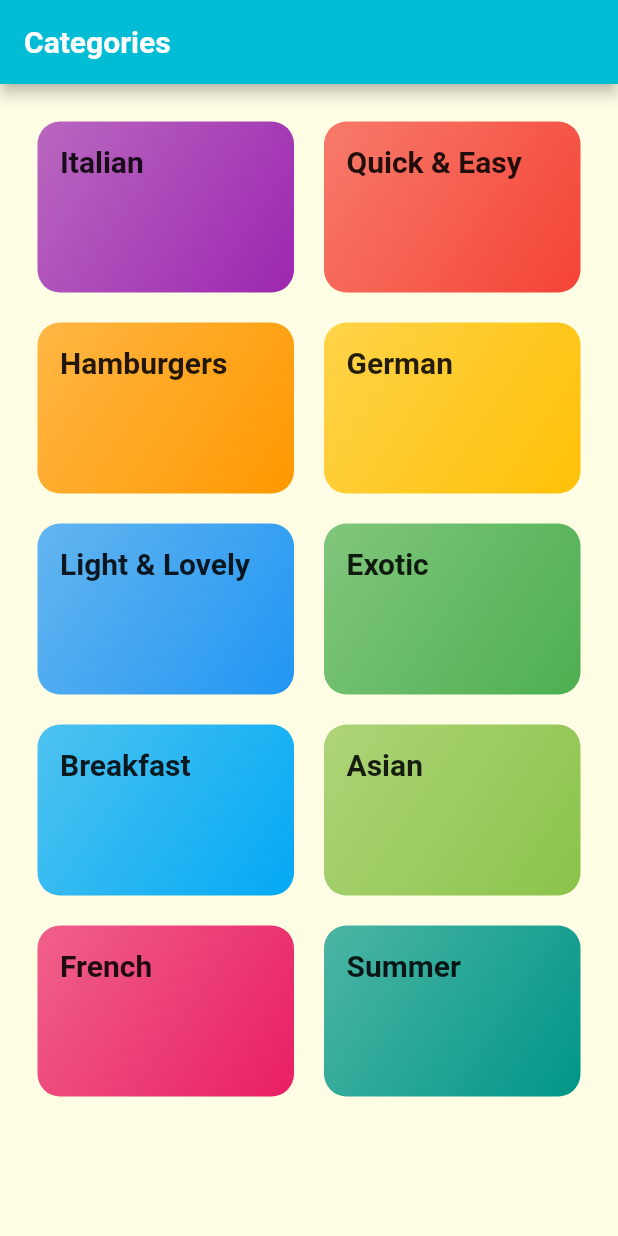
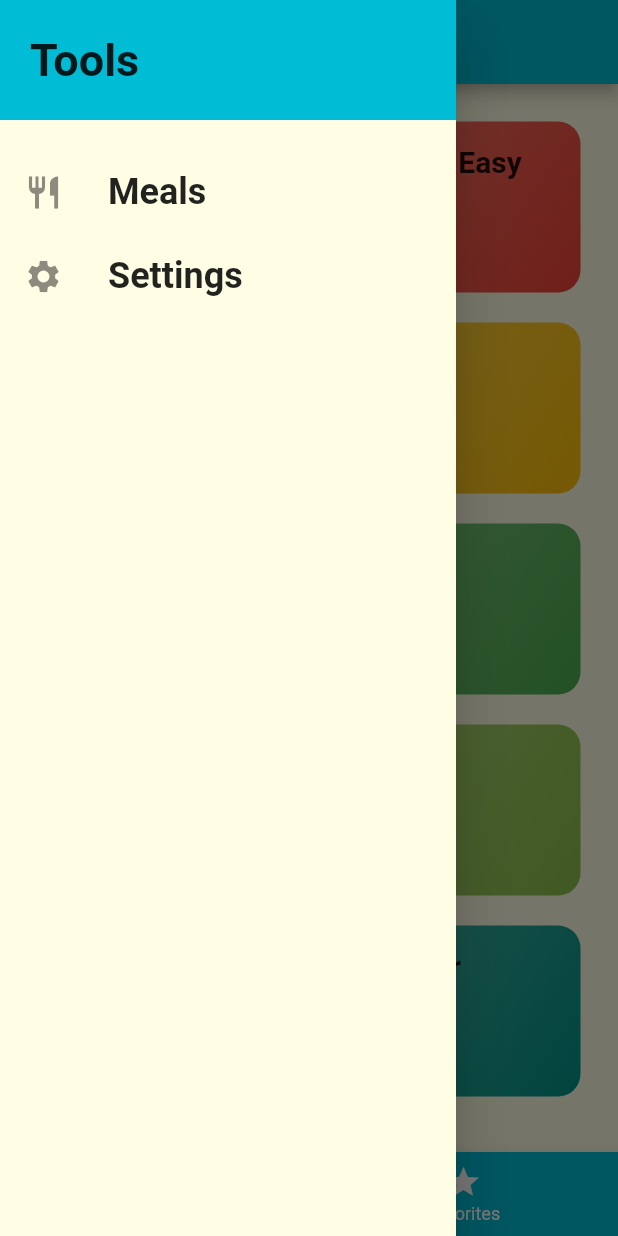
Before and after one commit to riadahmedzakir/flutter-food-list, a Flutter app: the screen it shows after launch, with the side drawer open (before the commit the screen has no drawer), on a phone screen of 412 x 824 dp. Run offline on Flutter 3.47's test engine with Material 2 defaults, Android fonts, the phone set to English and light mode, and no system bars; Roboto replaces fonts that are missing (OpenSans, Quicksand).

Commit message:
Drawer and fav, settings skeleton

```diff
--- /dev/null
+++ b/lib/widgets/favorites/favorites.dart
@@ -0,0 +1,9 @@
+import 'package:flutter/material.dart';
+
+class Favourite extends StatelessWidget {
+  @override
+  Widget build(BuildContext context) {
+    // TODO: implement build
+    throw UnimplementedError();
+  }
+}
--- a/lib/widgets/home/home.dart
+++ b/lib/widgets/home/home.dart
@@ -1,5 +1,6 @@
 import 'package:flutter/material.dart';
-import 'package:flutter_food_list/widgets/categories/category_list.dart';
+
+import './../../widgets/navigations/tabs.dart';
 
 class Home extends StatefulWidget {
   @override
@@ -9,11 +10,6 @@ class Home extends StatefulWidget {
 class _HomeState extends State<Home> {
   @override
   Widget build(BuildContext context) {
-    return Scaffold(
-      appBar: AppBar(
-        title: const Text('Categories'),
-      ),
-      body: CategoryList(),
-    );
+    return Tabs();
   }
 }
--- /dev/null
+++ b/lib/widgets/navigations/custom_drawer.dart
@@ -0,0 +1,51 @@
+import 'package:flutter/material.dart';
+
+class CustomDrawer extends StatelessWidget {
+  Widget _buildListTitle(String title, IconData icon, Function tapHandler) {
+    return ListTile(
+      leading: Icon(
+        icon,
+        size: 26,
+      ),
+      title: Text(
+        title,
+        style: const TextStyle(
+          fontSize: 24,
+          fontWeight: FontWeight.bold,
+        ),
+      ),
+      onTap: () => tapHandler(),
+    );
+  }
+
+  @override
+  Widget build(BuildContext context) {
+    return Drawer(
+      child: Column(
+        children: <Widget>[
+          Container(
+            height: 80,
+            width: double.infinity,
+            padding: const EdgeInsets.all(20),
+            alignment: Alignment.centerLeft,
+            color: Theme.of(context).accentColor,
+            child: const Text(
+              'Tools',
+              style: TextStyle(
+                fontWeight: FontWeight.bold,
+                fontSize: 30,
+              ),
+            ),
+          ),
+          const SizedBox(height: 20),
+          _buildListTitle('Meals', Icons.restaurant, () {
+            Navigator.of(context).pushReplacementNamed('/');
+          }),
+          _buildListTitle('Settings', Icons.settings, () {
+            Navigator.of(context).pushReplacementNamed('/settings');
+          })
+        ],
+      ),
+    );
+  }
+}
--- /dev/null
+++ b/lib/widgets/navigations/tabs.dart
@@ -0,0 +1,55 @@
+import 'package:flutter/material.dart';
+
+import './../../widgets/categories/category_list.dart';
+import './../../widgets/favorites/favorites.dart';
+import 'custom_drawer.dart';
+
+class Tabs extends StatefulWidget {
+  @override
+  _TabsState createState() => _TabsState();
+}
+
+class _TabsState extends State<Tabs> {
+  final List<Widget> _pages = [
+    CategoryList(),
+    Favourite(),
+  ];
+  int _selectedPageIndex = 0;
+
+  void _selectPage(int index) {
+    setState(() {
+      _selectedPageIndex = index;
+    });
+  }
+
+  @override
+  Widget build(BuildContext context) {
+    return DefaultTabController(
+      length: 2,
+      child: Scaffold(
+        appBar: AppBar(
+          title: const Text('Chef in Training'),
+        ),
+        drawer: CustomDrawer(),
+        body: _pages[_selectedPageIndex],
+        bottomNavigationBar: BottomNavigationBar(
+          backgroundColor: Theme.of(context).primaryColor,
+          unselectedItemColor: Colors.white,
+          selectedItemColor: Colors.blue[900],
+          currentIndex: _selectedPageIndex,
+          onTap: _selectPage,
+          items: [
+            BottomNavigationBarItem(
+              icon: Icon(Icons.category),
+              title: Text('Categories'),
+            ),
+            BottomNavigationBarItem(
+              icon: Icon(Icons.star),
+              title: Text('Favorites'),
+            ),
+          ],
+        ),
+      ),
+    );
+  }
+}
--- a/lib/widgets/root/root.dart
+++ b/lib/widgets/root/root.dart
@@ -5,6 +5,7 @@ import 'package:flutter/material.dart';
 import './../food/food_details.dart';
 import './../food/food_list.dart';
 import './../home/home.dart';
+import './../settings/settings.dart';
 
 class Root extends StatelessWidget {
   @override
@@ -29,7 +30,8 @@ class Root extends StatelessWidget {
       routes: {
         '/': (context) => Home(),
         '/category-food': (context) => FoodList(),
-        '/food-details': (context) => FoodDetails()
+        '/food-details': (context) => FoodDetails(),
+        '/settings': (context) => Settings()
       },
       onUnknownRoute: (settings) => MaterialPageRoute(builder: (ctx) => Home()),
     );
--- /dev/null
+++ b/lib/widgets/settings/settings.dart
@@ -0,0 +1,9 @@
+import 'package:flutter/material.dart';
+
+class Settings extends StatelessWidget {
+  @override
+  Widget build(BuildContext context) {
+    // TODO: implement build
+    throw UnimplementedError();
+  }
+}
```
